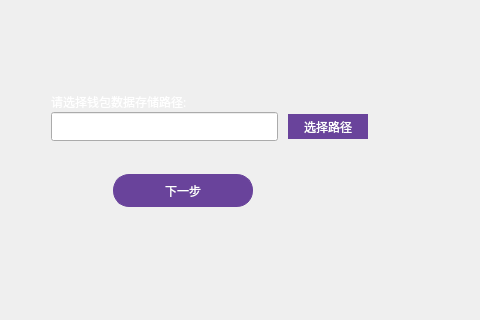
Old version of the form selectwalletpathwidget.ui in the repository realm520/gdwcoin; both pictures show x 297 to 777 and y 148 to 468 of the 960 by 580 pixel window.
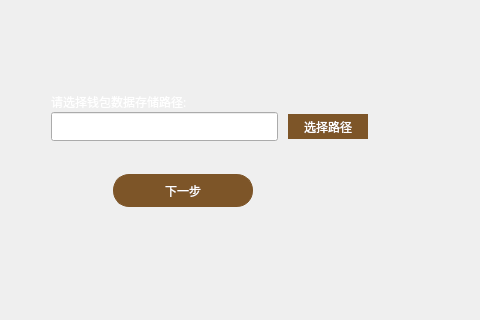
New version of the form.

```diff
--- a/selectwalletpathwidget.ui
+++ b/selectwalletpathwidget.ui
@@ -37,7 +37,7 @@
    </property>
    <property name="styleSheet">
     <string notr="true">color:white;border:none;
-background-color: rgb(105,67,155);</string>
+background-color: rgb(125,85,40);</string>
    </property>
    <property name="text">
     <string>选择路径</string>
@@ -100,8 +100,8 @@
     <cursorShape>PointingHandCursor</cursorShape>
    </property>
    <property name="styleSheet">
-    <string notr="true">color:white;border:1px solid  rgb(105,67,155);border-radius:16px;
-background-color: rgb(105,67,155);</string>
+    <string notr="true">color:white;border:1px solid  rgb(125,85,40);border-radius:16px;
+background-color: rgb(125,85,40);</string>
    </property>
    <property name="text">
     <string>下一步</string>
```
